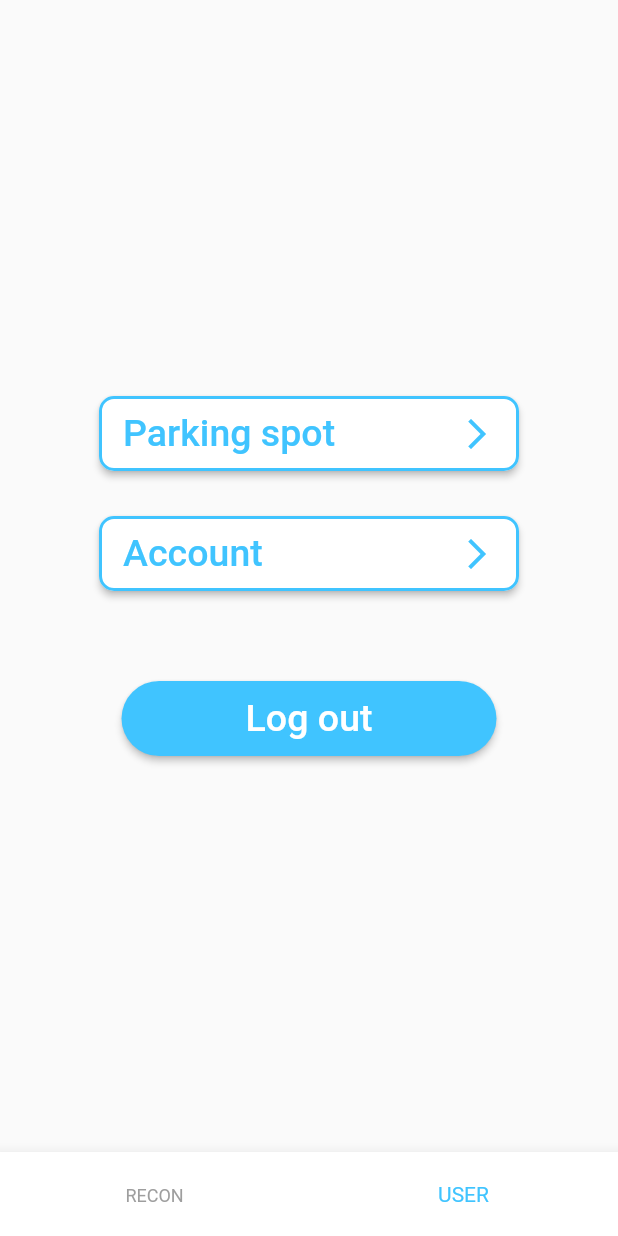
After one commit to r-grg/recon_PS, a Flutter app: the HomePage screen opened directly, item 2 of the bottom bar chosen, after a tap on "Parking spot", on a phone screen of 412 x 824 dp. The commit adds this screen. Run offline on Flutter 3.47's test engine with Material 2 defaults, Android fonts, the phone set to English and light mode, and no system bars; our stand-ins replace cloud_firestore, firebase_auth, firebase_core, flutter_map, latlong2, location; accounts and stored records are empty.

Commit message:
add couple button

```diff
--- a/lib/home_page.dart
+++ b/lib/home_page.dart
@@ -1,16 +1,17 @@
 import 'package:flutter/material.dart';
+import 'recon_page.dart';
+import 'user_page.dart';
 
 class HomePage extends StatefulWidget {
+  const HomePage({super.key});
+
   @override
-  _HomePageState createState() => _HomePageState();
+  HomePageState createState() => HomePageState();
 }
 
-class _HomePageState extends State<HomePage> {
+class HomePageState extends State<HomePage> {
   int _currentIndex = 0;
-  final List<Widget> _children = [
-    FirstPage(),
-    SecondPage(),
-  ];
+  final PageController _pageController = PageController(initialPage: 0);
 
   void onTabTapped(int index) {
     setState(() {
@@ -21,18 +22,38 @@ class _HomePageState extends State<HomePage> {
   @override
   Widget build(BuildContext context) {
     return Scaffold(
-      body: _children[_currentIndex],
+      body: PageView(
+        controller: _pageController,
+        onPageChanged: (index) {
+          setState(() {
+            _currentIndex = index;
+          });
+        },
+        children: const <Widget>[
+          FirstPage(),
+          SecondPage(),
+        ],
+      ),
       bottomNavigationBar: BottomNavigationBar(
-        onTap: onTabTapped,
+        backgroundColor: Colors.white,
+        selectedItemColor: Colors.lightBlueAccent,
+        unselectedItemColor: Colors.grey,
         currentIndex: _currentIndex,
-        items: [
+        onTap: (index) {
+          setState(() {
+            _currentIndex = index;
+            _pageController.animateToPage(index,
+                duration: const Duration(milliseconds: 300), curve: Curves.ease);
+          });
+        },
+        items: const [
           BottomNavigationBarItem(
-            icon: Icon(Icons.map),
+            icon: SizedBox.shrink(),
             label: 'RECON',
           ),
           BottomNavigationBarItem(
-            icon: Icon(Icons.settings),
-            label: 'SETTINGS',
+            icon: SizedBox.shrink(),
+            label: 'USER',
           ),
         ],
       ),
@@ -40,20 +61,25 @@ class _HomePageState extends State<HomePage> {
   }
 }
 
+
 class FirstPage extends StatelessWidget {
+  const FirstPage({super.key});
+
   @override
   Widget build(BuildContext context) {
-    return Center(
-      child: Text('First Page'),
+    return const Center(
+      child: ReconPage(),
     );
   }
 }
 
 class SecondPage extends StatelessWidget {
+  const SecondPage({super.key});
+
   @override
   Widget build(BuildContext context) {
-    return Center(
-      child: Text('Second Page'),
+    return const Center(
+      child: UserPage(),
     );
   }
 }
--- a/lib/main.dart
+++ b/lib/main.dart
@@ -3,6 +3,7 @@ import 'package:firebase_core/firebase_core.dart';
 import 'package:recon_ps/home_page.dart';
 import 'firebase_options.dart';
 import 'login_page.dart';
+import 'home_page.dart';
 
 void main() async {
   runApp(const MyApp());
@@ -17,7 +18,7 @@ class MyApp extends StatelessWidget {
   @override
   Widget build(BuildContext context) {
     return MaterialApp(
-      home: HomePage(),
+      home: const LoginPage()
     );
   }
 }
--- /dev/null
+++ b/lib/recon_page.dart
@@ -0,0 +1,93 @@
+import 'package:flutter/material.dart';
+import 'package:flutter_map/flutter_map.dart';
+import 'package:latlong2/latlong.dart';
+import 'package:location/location.dart';
+
+class ReconPage extends StatefulWidget {
+  const ReconPage({super.key});
+
+  @override
+  _ReconPageState createState() => _ReconPageState();
+}
+
+class _ReconPageState  extends State<ReconPage> {
+  // Define variables for the current location and map controller
+  LocationData? currentLocation;
+  MapController mapController = MapController();
+
+  // Define a location object to get the current location
+  Location location = Location();
+
+  // Define a function to get the current location
+  void getCurrentLocation() async {
+    currentLocation = await location.getLocation();
+    setState(() {});
+  }
+
+  @override
+  void initState() {
+    super.initState();
+    getCurrentLocation();
+  }
+
+  @override
+  Widget build(BuildContext context) {
+    return Scaffold(
+      appBar: AppBar(
+        bottom: PreferredSize(
+          preferredSize: const Size.fromHeight(20.0),
+          child: Padding(
+            padding: const EdgeInsets.all(8.0),
+            child: TextField(
+              decoration: InputDecoration(
+                hintText: 'Search address...',
+                filled: true,
+                fillColor: Colors.white,
+                border: OutlineInputBorder(
+                  borderRadius: BorderRadius.circular(20.0),
+                ),
+              ),
+            ),
+          ),
+        ),
+      ),
+      body: FlutterMap(
+        // Use the OpenStreetMap provider
+        options: MapOptions(
+          center: LatLng(51.2194, 4.4025),
+          zoom: 13.0,
+        ),
+        // Set the map controller
+        mapController: mapController,
+        children: [
+          TileLayer(
+            urlTemplate: "https://{s}.tile.openstreetmap.org/{z}/{x}/{y}.png",
+            subdomains: const ['a', 'b', 'c'],
+          ),
+          // Add a marker for the current location if available
+          if (currentLocation != null)
+            MarkerLayer(
+              markers: [
+                Marker(
+                  width: 80.0,
+                  height: 80.0,
+                  point: LatLng(currentLocation!.latitude!, currentLocation!.longitude!),
+                  builder: (ctx) =>
+                      const Icon(Icons.location_on),
+                ),
+              ],
+            ),
+        ],
+      ),
+      floatingActionButton: FloatingActionButton(
+        onPressed: () {
+          // Zoom to the current location when the button is pressed
+          mapController.move(
+              LatLng(currentLocation!.latitude!, currentLocation!.longitude!),
+              16.0);
+        },
+        child: const Icon(Icons.my_location),
+      ),
+    );
+  }
+}
--- /dev/null
+++ b/lib/user_page.dart
@@ -0,0 +1,98 @@
+import 'package:flutter/material.dart';
+import 'package:firebase_auth/firebase_auth.dart';
+import 'login_page.dart';
+
+class UserPage extends StatelessWidget {
+  const UserPage({super.key});
+
+
+
+  @override
+  Widget build(BuildContext context) {
+    return Scaffold(
+      body: Center(
+        child: Column(
+          mainAxisAlignment: MainAxisAlignment.center,
+          children: [
+            ElevatedButton(
+              onPressed: () {
+                // Navigate to account page
+              },
+              style: ElevatedButton.styleFrom(
+                fixedSize: const Size(280, 50),
+                backgroundColor: Colors.white,
+                shape: RoundedRectangleBorder(
+                  borderRadius: BorderRadius.circular(10),
+                  side: BorderSide(color: Colors.lightBlueAccent!, width: 2),
+                ),
+              ),
+              child:  Row(
+                mainAxisAlignment: MainAxisAlignment.spaceBetween,
+                children: const [
+                  Text('Parking spot',
+                      style: TextStyle(
+                          color: Colors.lightBlueAccent,
+                          fontSize: 25,
+                          fontWeight: FontWeight.w500)
+                  ),
+                  Icon(Icons.arrow_forward_ios,
+                    color: Colors.lightBlueAccent,
+                  ), // Add arrow icon
+                ],
+              ),
+            ),
+            const SizedBox(height: 30),
+            ElevatedButton(
+              onPressed: () {
+                // Navigate to account page
+              },
+              style: ElevatedButton.styleFrom(
+                fixedSize: const Size(280, 50),
+                backgroundColor: Colors.white,
+                shape: RoundedRectangleBorder(
+                  borderRadius: BorderRadius.circular(10),
+                  side: BorderSide(color: Colors.lightBlueAccent!, width: 2),
+                ),
+              ),
+              child:  Row(
+                mainAxisAlignment: MainAxisAlignment.spaceBetween,
+                children: const [
+                  Text('Account',
+                      style: TextStyle(
+                          color: Colors.lightBlueAccent,
+                          fontSize: 25,
+                          fontWeight: FontWeight.w500)
+                  ),
+                  Icon(Icons.arrow_forward_ios,
+                    color: Colors.lightBlueAccent,
+                  ), // Add arrow icon
+                ],
+              ),
+            ),
+            const SizedBox(height: 60),
+            ElevatedButton(
+              onPressed: () async {
+                await FirebaseAuth.instance.signOut();
+                Navigator.pushReplacement(
+                    context,
+                    MaterialPageRoute(builder: (context) => const LoginPage()));
+              },
+              style: ElevatedButton.styleFrom(
+                fixedSize: const Size(250, 50),
+                backgroundColor: Colors.lightBlueAccent,
+                shape: RoundedRectangleBorder(
+                  borderRadius: BorderRadius.circular(30),
+                ),
+              ),
+              child: const Text('Log out',
+                style: TextStyle(
+                    fontSize: 25,
+                    fontWeight: FontWeight.w500),
+              ),
+            ),
+          ],
+        ),
+      ),
+    );
+  }
+}
--- a/pubspec.yaml
+++ b/pubspec.yaml
@@ -37,6 +37,11 @@ dependencies:
   cupertino_icons: ^1.0.2
   firebase_core: ^2.8.0
   cloud_firestore: ^4.5.1
+  flutter_map: ^3.1.0
+  latlong2: ^0.8.1
+  location: ^4.4.0
+  firebase_auth: ^4.2.2
+
 
 dev_dependencies:
   flutter_test:
```
Also changed, not shown: lib/login_page.dart (+23 -10 lines).
